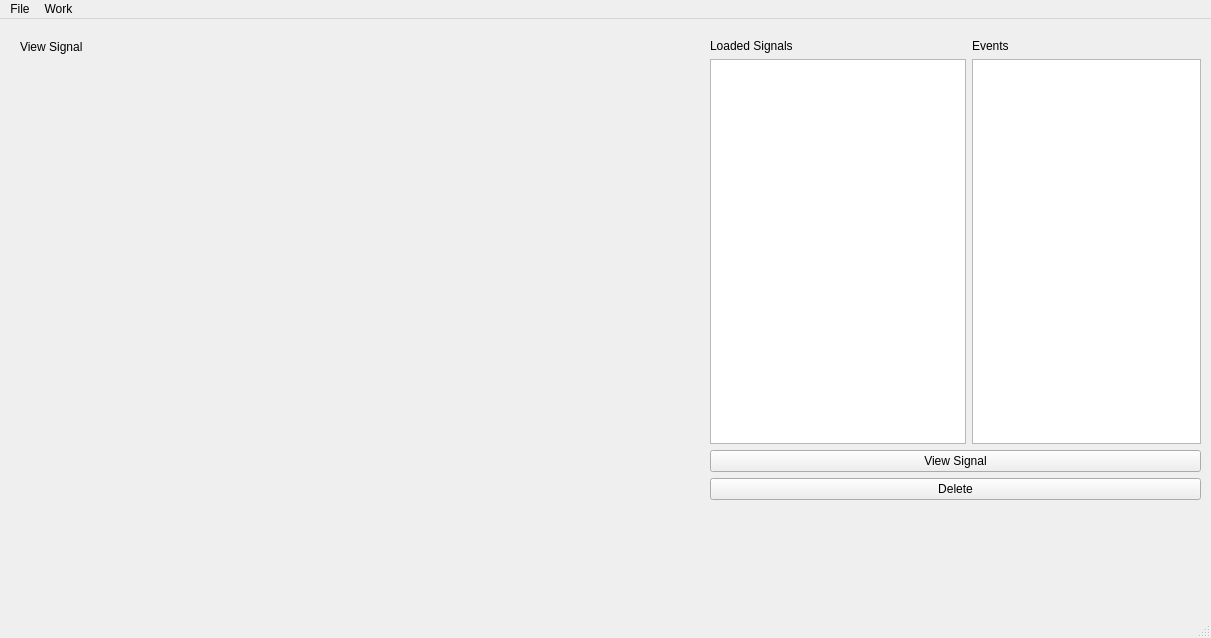
The window that gui/main_window.ui (Seon-taewoong/signal_labeler) describes before a commit, drawn with Qt 5.
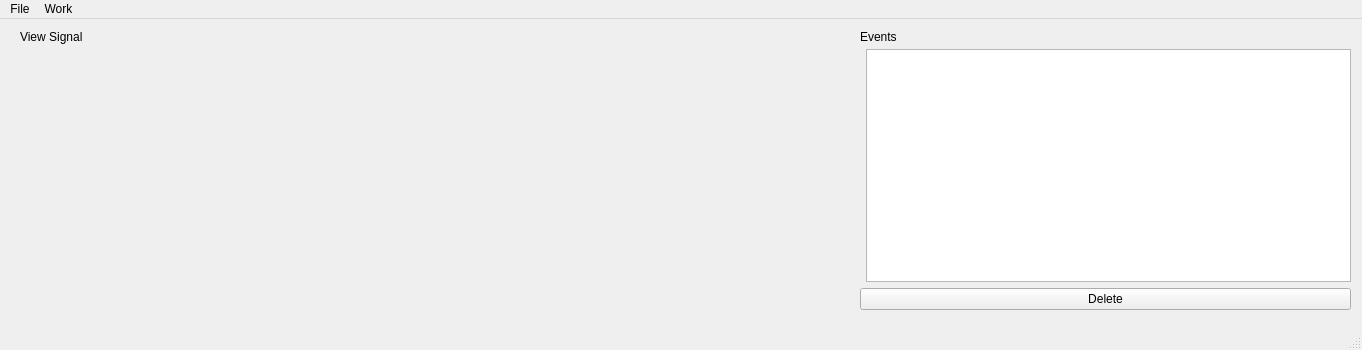
The same window after the commit.

Commit message: 중간 작업 저장

Patch:
```diff
--- a/gui/main_window.ui
+++ b/gui/main_window.ui
@@ -6,8 +6,8 @@
    <rect>
     <x>0</x>
     <y>0</y>
-    <width>1211</width>
-    <height>638</height>
+    <width>1362</width>
+    <height>350</height>
    </rect>
   </property>
   <property name="windowTitle">
@@ -17,54 +17,30 @@
    <widget class="QWidget" name="formLayoutWidget">
     <property name="geometry">
      <rect>
-      <x>710</x>
-      <y>20</y>
+      <x>860</x>
+      <y>30</y>
       <width>491</width>
-      <height>461</height>
+      <height>261</height>
      </rect>
     </property>
     <layout class="QFormLayout" name="formLayout">
-     <item row="0" column="0">
-      <widget class="QLabel" name="label">
-       <property name="text">
-        <string>Loaded Signals</string>
-       </property>
-      </widget>
+     <item row="1" column="1">
+      <widget class="QListWidget" name="EventProperty"/>
      </item>
-     <item row="0" column="1">
-      <widget class="QLabel" name="label_4">
-       <property name="text">
-        <string>Events</string>
-       </property>
-      </widget>
-     </item>
-     <item row="2" column="1">
-      <widget class="QListWidget" name="listWidgetLoadFileProperty"/>
-     </item>
-     <item row="4" column="0" colspan="2">
-      <widget class="QPushButton" name="pushButtonViewImageLoadFile">
-       <property name="text">
-        <string>View Signal</string>
-       </property>
-      </widget>
-     </item>
-     <item row="5" column="0" colspan="2">
+     <item row="3" column="0" colspan="2">
       <widget class="QPushButton" name="pushButtonDeleteLoadFile">
        <property name="text">
         <string>Delete</string>
        </property>
       </widget>
      </item>
-     <item row="2" column="0">
-      <widget class="QListWidget" name="listWidgetLoadFile"/>
-     </item>
     </layout>
    </widget>
    <widget class="QLabel" name="label_3">
     <property name="geometry">
      <rect>
       <x>20</x>
-      <y>20</y>
+      <y>10</y>
       <width>67</width>
       <height>16</height>
      </rect>
@@ -77,20 +53,33 @@
     <property name="geometry">
      <rect>
       <x>20</x>
-      <y>50</y>
-      <width>671</width>
-      <height>431</height>
+      <y>30</y>
+      <width>831</width>
+      <height>261</height>
      </rect>
     </property>
     <layout class="QVBoxLayout" name="LayoutGraph"/>
    </widget>
+   <widget class="QLabel" name="label_4">
+    <property name="geometry">
+     <rect>
+      <x>860</x>
+      <y>10</y>
+      <width>51</width>
+      <height>16</height>
+     </rect>
+    </property>
+    <property name="text">
+     <string>Events</string>
+    </property>
+   </widget>
   </widget>
   <widget class="QMenuBar" name="menubar">
    <property name="geometry">
     <rect>
      <x>0</x>
      <y>0</y>
-     <width>1211</width>
+     <width>1362</width>
      <height>21</height>
     </rect>
    </property>
```
The commit also changes 1 other file.
